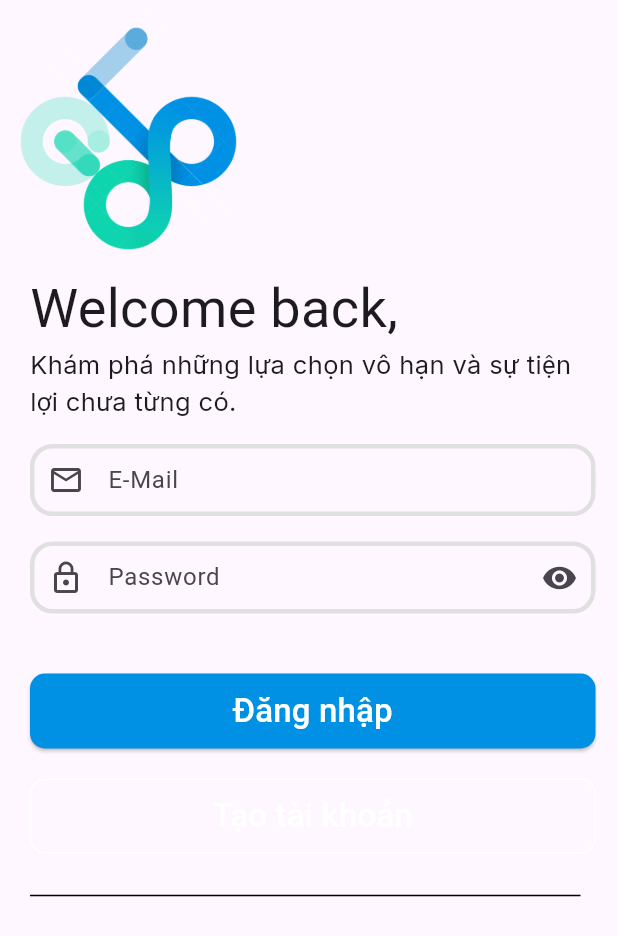
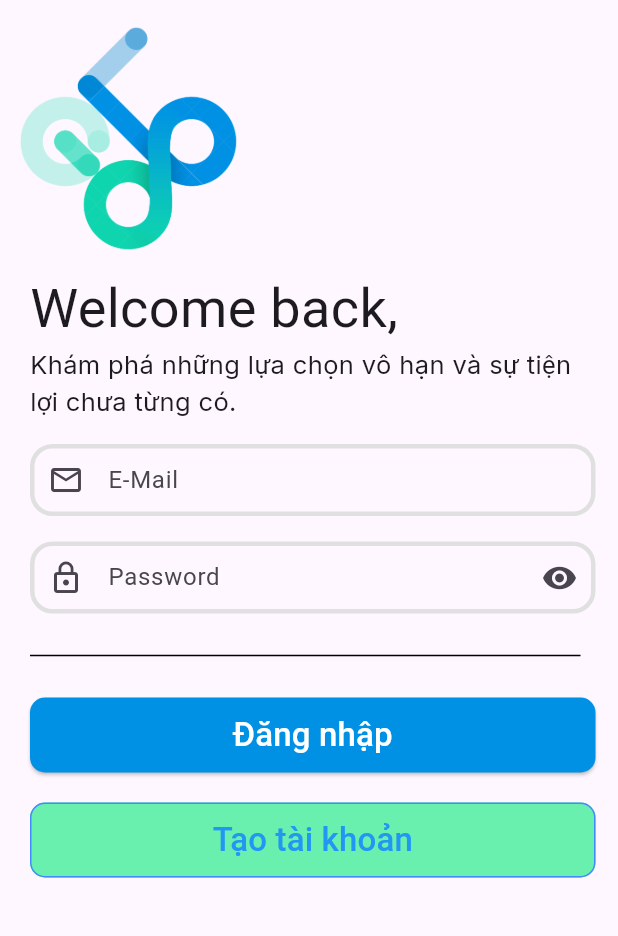
Before and after one commit to quangtran789/super_market-Flutter_frontend-, a Flutter app: the screen it shows after launch, on a phone screen of 412 x 824 dp. Shown: the top 936 px of the screen. Run offline on Flutter 3.47's test engine with Material 3 defaults, Android fonts, the phone set to English and light mode, and no system bars; our stand-ins replace carousel_slider, file_picker, flutter_slidable, flutter_svg, get, hexcolor and 2 more; missing offline and left inert: flutter_facebook_auth, pay; Roboto replaces fonts that are missing (Jaldi).

Commit message:
new second commit

```diff
--- a/lib/Views/Admin/Widgets/Order/edit_order_screen.dart
+++ b/lib/Views/Admin/Widgets/Order/edit_order_screen.dart
@@ -137,8 +137,8 @@ class _UpdateOrderStatusPageState extends State<UpdateOrderStatusPage> {
                                       widget.orderId, _selectedStatus!);
                               if (success) {
                                 ScaffoldMessenger.of(context)
-                                    .showSnackBar(const SnackBar(
-                                  content: Text('Cập nhật thành công'),
+                                    .showSnackBar( SnackBar(
+                                  content: Text(AppLocalizations.of(context)?.get('updateSuccess')??'Cập nhật thành công'),
                                   backgroundColor: Colors.green,
                                 ));
                               } else {
--- a/lib/Views/Login/Screens/login_screens.dart
+++ b/lib/Views/Login/Screens/login_screens.dart
@@ -99,7 +99,19 @@ class _LoginScreensState extends State<LoginScreens> {
                             prefixIcon: const Icon(Icons.lock_outline),
                             isPassword: true,
                           ),
-                          const SizedBox(height: 40),
+                          const SizedBox(height: 20),
+                          const Row(
+                            children: [
+                              Expanded(
+                                child: Divider(
+                                  color: Colors.black,
+                                  thickness: 1,
+                                  endIndent: 10,
+                                ),
+                              ),
+                            ],
+                          ),
+                          const SizedBox(height: 20),
                           CustomButton(
                             onButtonPressed: login, // Gọi hàm login
                             text: "Đăng nhập",
@@ -117,17 +129,6 @@ class _LoginScreensState extends State<LoginScreens> {
                             signUpText: "Tạo tài khoản",
                           ),
                           const SizedBox(height: 20),
-                          const Row(
-                            children: [
-                              Expanded(
-                                child: Divider(
-                                  color: Colors.black,
-                                  thickness: 1,
-                                  endIndent: 10,
-                                ),
-                              ),
-                            ],
-                          ),
                         ],
                       ),
                     ),
--- a/lib/Views/Login/Widgets/custom_signup.dart
+++ b/lib/Views/Login/Widgets/custom_signup.dart
@@ -12,19 +12,22 @@ class CustomCreateaccount extends StatelessWidget {
       children: [
         OutlinedButton(
           style: OutlinedButton.styleFrom(
-              minimumSize: const Size(400, 50),
-              side: const BorderSide(color: Colors.white, width: 1),
-              shape: RoundedRectangleBorder(
-                borderRadius: BorderRadius.circular(10),
-              )),
+            minimumSize: const Size(400, 50),
+            backgroundColor: Colors.greenAccent, // Màu nền
+            side: const BorderSide(
+              color: Colors.blueAccent,
+              width: 1,
+            ),
+            shape: RoundedRectangleBorder(
+              borderRadius: BorderRadius.circular(10), // Bo góc
+            ),
+          ),
           onPressed: onSignUpPressed,
           child: Text(
             signUpText,
             style: const TextStyle(
-              fontSize: 22,
-              fontFamily: 'Jaldi',
-              color: Colors.white,
-            ),
+                fontSize: 22, fontFamily: 'Jaldi', color: Colors.blue // Màu chữ
+                ),
           ),
         ),
       ],
```
Also changed, not shown: assets/languages/en.json (+6 -1 lines), assets/languages/fr.json (+6 -1 lines), assets/languages/ja.json (+6 -1 lines), assets/languages/ko.json (+6 -1 lines), assets/languages/pt.json (+6 -1 lines), assets/languages/th.json (+6 -1 lines), assets/languages/vi.json (+6 -1 lines), assets/languages/zh.json (+6 -1 lines), lib/Views/Cart/Screens/cart_screen.dart (+10 -10 lines).
